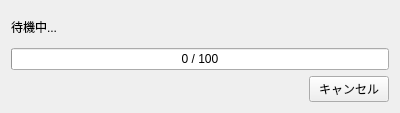
Before: the Qt Designer form src/lorairo/gui/designer/ProgressWidget.ui in NEXTAltair/LoRAIro, drawn with Qt 5.
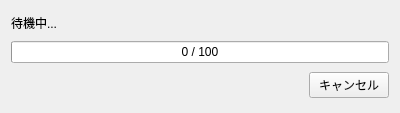
After: the same form once the commit is applied.

The edit to the form file:
```diff
--- a/src/lorairo/gui/designer/ProgressWidget.ui
+++ b/src/lorairo/gui/designer/ProgressWidget.ui
@@ -22,6 +22,12 @@
      <property name="text">
       <string>待機中...</string>
      </property>
+     <property name="sizePolicy">
+      <sizepolicy hsizetype="Preferred" vsizetype="Fixed">
+       <horstretch>0</horstretch>
+       <verstretch>0</verstretch>
+      </sizepolicy>
+     </property>
     </widget>
    </item>
    <item>
@@ -32,6 +38,12 @@
      <property name="format">
       <string>%v / %m</string>
      </property>
+     <property name="sizePolicy">
+      <sizepolicy hsizetype="Expanding" vsizetype="Fixed">
+       <horstretch>0</horstretch>
+       <verstretch>0</verstretch>
+      </sizepolicy>
+     </property>
     </widget>
    </item>
    <item alignment="Qt::AlignmentFlag::AlignRight">
@@ -39,6 +51,12 @@
      <property name="text">
       <string>キャンセル</string>
      </property>
+     <property name="sizePolicy">
+      <sizepolicy hsizetype="Expanding" vsizetype="Fixed">
+       <horstretch>0</horstretch>
+       <verstretch>0</verstretch>
+      </sizepolicy>
+     </property>
     </widget>
    </item>
   </layout>
```
Left out of the diff: 6 changed lines with no effect on the pictures.
